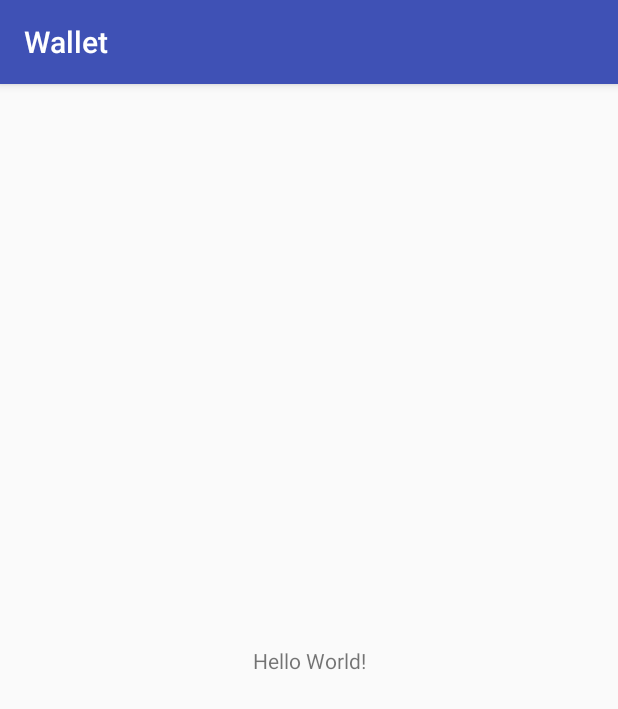
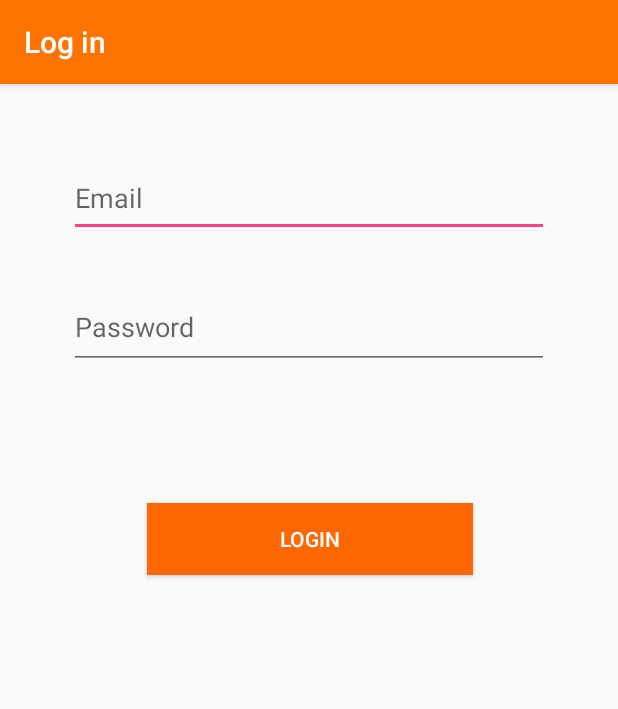
Before and after one commit to kaustubhtoraskar/CodeIT, an Android app: the screen it shows after launch (MainActivity), on a phone screen of 412 x 824 dp. Shown: the top 709 px of the screen. Run offline under Robolectric (Android 15) with nearby library versions, the phone set to English and light mode, and no system bars.

Commit message:
SignIn layout

```diff
--- a/app/src/main/java/svkt/wallet/MainActivity.java
+++ b/app/src/main/java/svkt/wallet/MainActivity.java
@@ -7,7 +7,10 @@ public class MainActivity extends AppCompatActivity {
 
     @Override
     protected void onCreate(Bundle savedInstanceState) {
+
         super.onCreate(savedInstanceState);
+
         setContentView(R.layout.activity_main);
+        getSupportActionBar().setTitle("Log in");
     }
 }
--- a/app/src/main/res/layout/activity_main.xml
+++ b/app/src/main/res/layout/activity_main.xml
@@ -6,13 +6,58 @@
     android:layout_height="match_parent"
     tools:context="svkt.wallet.MainActivity">
 
-    <TextView
-        android:layout_width="wrap_content"
-        android:layout_height="wrap_content"
-        android:text="Hello World!"
-        app:layout_constraintBottom_toBottomOf="parent"
+    <EditText
+        android:id="@+id/email"
+        android:layout_width="320dp"
+        android:layout_height="52dp"
+        android:layout_marginBottom="37dp"
+        android:layout_marginEnd="8dp"
+        android:layout_marginStart="8dp"
+        android:layout_marginTop="51dp"
+        android:ems="10"
+        android:hint="@string/emailHint"
+        android:inputType="textEmailAddress"
+        app:layout_constraintBottom_toTopOf="@+id/password"
         app:layout_constraintLeft_toLeftOf="parent"
         app:layout_constraintRight_toRightOf="parent"
-        app:layout_constraintTop_toTopOf="parent" />
+        app:layout_constraintTop_toTopOf="parent"
+        app:layout_constraintVertical_bias="0.283"
+        tools:layout_constraintBottom_creator="1"
+        tools:layout_constraintLeft_creator="1"
+        tools:layout_constraintRight_creator="1"
+        tools:layout_constraintTop_creator="1" />
 
+    <EditText
+        android:id="@+id/password"
+        android:layout_width="320dp"
+        android:layout_height="56dp"
+        android:layout_marginEnd="7dp"
+        android:layout_marginStart="7dp"
+        android:layout_marginTop="134dp"
+        android:ems="10"
+        android:hint="@string/passwordHint"
+        android:inputType="textPassword"
+        app:layout_constraintLeft_toLeftOf="parent"
+        app:layout_constraintRight_toRightOf="parent"
+        app:layout_constraintTop_toTopOf="parent"
+        tools:layout_constraintLeft_creator="1"
+        tools:layout_constraintRight_creator="1"
+        tools:layout_constraintTop_creator="1" />
+
+    <Button
+        android:id="@+id/button"
+        android:layout_width="217dp"
+        android:layout_height="48dp"
+        android:layout_marginTop="89dp"
+        android:background="@color/colorPrimaryDark"
+        android:elevation="1dp"
+        android:text="@string/loginBtn"
+        android:textColor="#FFFFFF"
+        app:layout_constraintHorizontal_bias="0.502"
+        app:layout_constraintLeft_toLeftOf="parent"
+        app:layout_constraintRight_toRightOf="parent"
+        app:layout_constraintTop_toBottomOf="@+id/password"
+        tools:layout_constraintLeft_creator="1"
+        tools:layout_constraintRight_creator="1"
+        tools:layout_constraintTop_creator="1" />
 </android.support.constraint.ConstraintLayout>
--- a/app/src/main/res/values/colors.xml
+++ b/app/src/main/res/values/colors.xml
@@ -1,6 +1,6 @@
 <?xml version="1.0" encoding="utf-8"?>
 <resources>
-    <color name="colorPrimary">#3F51B5</color>
-    <color name="colorPrimaryDark">#303F9F</color>
+    <color name="colorPrimary">#FF7400</color>
+    <color name="colorPrimaryDark">#FF6700</color>
     <color name="colorAccent">#FF4081</color>
 </resources>
--- a/app/src/main/res/values/strings.xml
+++ b/app/src/main/res/values/strings.xml
@@ -1,3 +1,6 @@
 <resources>
     <string name="app_name">Wallet</string>
+    <string name="emailHint">Email</string>
+    <string name="passwordHint">Password</string>
+    <string name="loginBtn">LOGIN</string>
 </resources>
```
